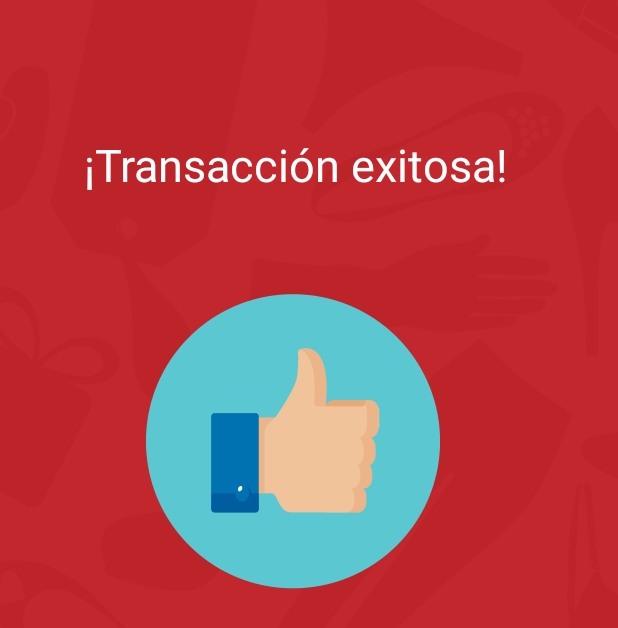
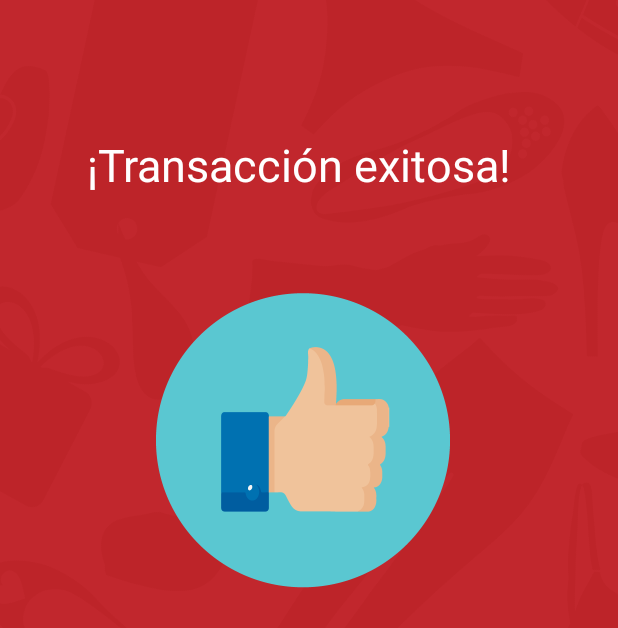
Before and after one commit to KevinAndrey96/android-biometric-credit-origination-platform, an Android app: the layout alert_successful_transaction.xml on its own in the app's theme, with its tools: preview values and no code run, on a phone screen of 412 x 824 dp. Shown: the top 628 px of the screen. Run offline under Robolectric (Android 15) with nearby library versions, the phone set to English and light mode, and no system bars; Roboto replaces fonts that are not available here.

Commit message:
Utilización

```diff
--- a/app/src/main/AndroidManifest.xml
+++ b/app/src/main/AndroidManifest.xml
@@ -29,7 +29,9 @@
          location permissions for the 'MyLocation' functionality.
     -->
     <uses-permission android:name="android.permission.ACCESS_FINE_LOCATION" />
-
+    <permission
+        android:name="com.trantec.yo.permission.MAPS_RECEIVE"
+        android:protectionLevel="signature" />
     <!-- Define new permissions -->
     <permission
         android:name="com.biometric.usosdkbytte.NEW_READ_LKMS_LICENSE_PROVIDER"
--- a/app/src/main/java/com/trantec/yo/Reports.kt
+++ b/app/src/main/java/com/trantec/yo/Reports.kt
@@ -104,7 +104,8 @@ class Reports : AppCompatActivity() {
                             stopProgess()
                             PrettyDialog(this@Reports)
                                     .setTitle("Información")
-                                    .setMessage("Error. " + e.message)
+                                    //.setMessage("Error. " + e.message)
+                                    .setMessage("Verifique su conexión a internet e intentelo de nuevo")
                                     .show()
                         }
                     }
--- a/app/src/main/java/com/trantec/yo/Stores.kt
+++ b/app/src/main/java/com/trantec/yo/Stores.kt
@@ -48,7 +48,7 @@ class Stores : AppCompatActivity(), OnMapReadyCallback {
     override fun onCreate(savedInstanceState: Bundle?) {
         super.onCreate(savedInstanceState)
         setContentView(R.layout.activity_stores)
-        setRequestedOrientation(ActivityInfo.SCREEN_ORIENTATION_PORTRAIT)
+        requestedOrientation = ActivityInfo.SCREEN_ORIENTATION_PORTRAIT
         // Obtain the SupportMapFragment and get notified when the map is ready to be used.
         val mapFragment = supportFragmentManager
                 .findFragmentById(R.id.map) as SupportMapFragment
@@ -105,7 +105,8 @@ class Stores : AppCompatActivity(), OnMapReadyCallback {
                             stopProgess()
                             PrettyDialog(this@Stores)
                                     .setTitle("Información")
-                                    .setMessage("Error. " + e.message)
+                                    //.setMessage("Error. ggggg" + e.message)
+                                    .setMessage("Por favor verifique su conexión a internet e intentelo de nuevo")
                                     .show()
                         }
                     }
--- a/app/src/main/java/com/trantec/yo/ui/LoginActivity.kt
+++ b/app/src/main/java/com/trantec/yo/ui/LoginActivity.kt
@@ -288,6 +288,7 @@ class LoginActivity : AppCompatActivity() {
                                                                                                                             editor.putString("apellido", loginDataresponse.primerapellido)
                                                                                                                             editor.putString("saldo", loginDataresponse.saldo.toString())
                                                                                                                             editor.putString("cuenta", loginDataresponse.cuenta)
+                                                                                                                            editor.putString("identidad", loginDataresponse.identidad.toString())
                                                                                                                             editor.commit()
 
                                                                                                                             startActivity(Intent(this@LoginActivity, HomeActivity::class.java))
--- a/app/src/main/res/layout/alert_successful_transaction.xml
+++ b/app/src/main/res/layout/alert_successful_transaction.xml
@@ -1,15 +1,14 @@
 <?xml version="1.0" encoding="utf-8"?>
-<android.support.constraint.ConstraintLayout
-    xmlns:android="http://schemas.android.com/apk/res/android"
+<android.support.constraint.ConstraintLayout xmlns:android="http://schemas.android.com/apk/res/android"
     xmlns:app="http://schemas.android.com/apk/res-auto"
     xmlns:tools="http://schemas.android.com/tools"
     android:layout_width="match_parent"
-    android:background="@drawable/fondotono2"
-    android:layout_height="match_parent">
+    android:layout_height="match_parent"
+    android:background="@drawable/fondotono2">
 
     <RelativeLayout
-        android:layout_width="395dp"
-        android:layout_height="587dp"
+        android:layout_width="400dp"
+        android:layout_height="682dp"
         tools:layout_editor_absoluteX="8dp"
         tools:layout_editor_absoluteY="8dp">
 
@@ -19,8 +18,10 @@
             android:layout_height="200sp"
             android:layout_alignParentStart="true"
             android:layout_alignParentTop="true"
-            android:layout_marginStart="95dp"
-            android:layout_marginTop="194dp"
+            android:layout_alignParentEnd="true"
+            android:layout_marginStart="102dp"
+            android:layout_marginTop="193dp"
+            android:layout_marginEnd="98dp"
             android:background="@drawable/img7"
             tools:ignore="MissingConstraints"
             tools:layout_editor_absoluteX="105dp"
```
Also changed, not shown: app/src/main/java/com/trantec/yo/ResultCapture.kt (+25 -8 lines), app/src/main/res/layout/alert_no_credit.xml (+5 -5 lines).
